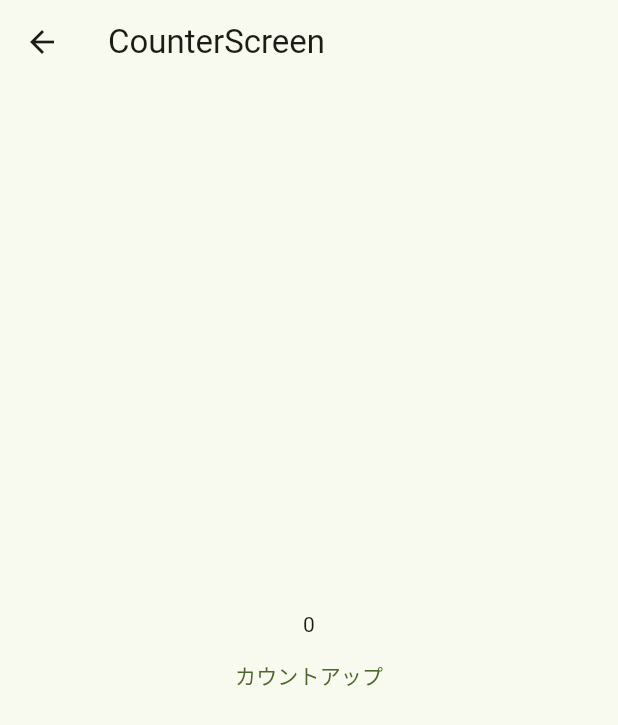
After one commit to NiheiKeita/flutter_example_app, a Flutter app: the CounterPresentation screen opened directly, on a phone screen of 412 x 824 dp. The commit adds this screen. Shown: the top 725 px of the screen. Run offline on Flutter 3.47's test engine with Material 3 defaults, Android fonts, the phone set to English and light mode, and no system bars; our stand-ins replace go_router; missing offline and left inert: widgetbook.

Commit message:
Refactor counter implementation: replace CounterScreen with CounterContainer and update Widgetbook integration

```diff
--- a/lib/core/router/app_router.dart
+++ b/lib/core/router/app_router.dart
@@ -1,4 +1,4 @@
-import 'package:flutter_example_app/screens/counter/counter.dart';
+import 'package:flutter_example_app/screens/counter/container.dart';
 import 'package:go_router/go_router.dart';
 
 import '../../screens/second/second.dart';
@@ -20,7 +20,7 @@ final appRouter = GoRouter(
     GoRoute(
       path: '/counter',
       name: 'counter',
-      builder: (context, state) => const CounterScreen(),
+      builder: (context, state) => const CounterContainer(),
     ),
   ],
 );
--- /dev/null
+++ b/lib/screens/counter/presentation.dart
@@ -0,0 +1,29 @@
+import 'package:flutter/material.dart';
+
+class CounterPresentation extends StatelessWidget {
+  const CounterPresentation({
+    super.key,
+    required this.count,
+    required this.onIncrement,
+  });
+
+  final int count;
+  final VoidCallback onIncrement;
+
+  @override
+  Widget build(BuildContext context) {
+    return Scaffold(
+      appBar: AppBar(title: const Text('CounterScreen')),
+      body: Center(
+        child: Column(
+          mainAxisAlignment: MainAxisAlignment.center,
+          crossAxisAlignment: CrossAxisAlignment.center,
+          children: <Widget>[
+            Text('$count'),
+            TextButton(onPressed: onIncrement, child: const Text('カウントアップ')),
+          ],
+        ),
+      ),
+    );
+  }
+}
```
Also changed, not shown: lib/screens/counter/container.dart (added, +24 -0 lines), lib/screens/counter/controller.dart (deleted, +0 -12 lines), lib/screens/counter/counter.dart (deleted, +0 -36 lines), lib/screens/counter/widgetbook.dart (+5 -3 lines).
